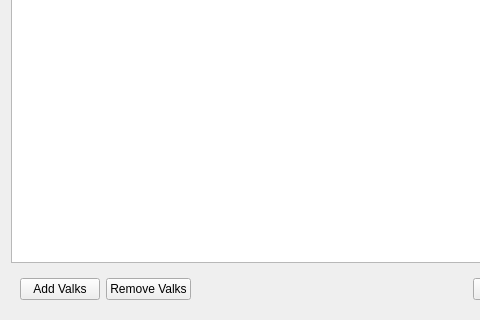
Graveflo/BDO_Enhancement_Tool, file Forms/dlg_Manage_Valks.ui: the form before one commit; both pictures show x 0 to 480 and y 152 to 472 of the 573 by 472 pixel window.
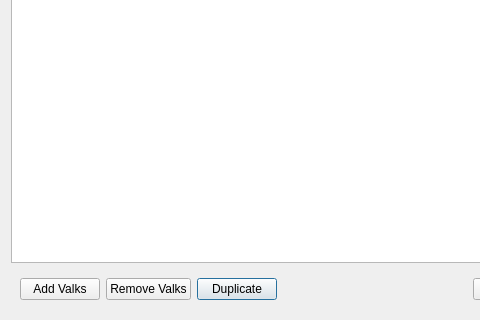
The form after the commit.

```diff
--- a/Forms/dlg_Manage_Valks.ui
+++ b/Forms/dlg_Manage_Valks.ui
@@ -57,6 +57,13 @@
         </property>
        </widget>
       </item>
+      <item>
+       <widget class="QPushButton" name="cmdDuplicate">
+        <property name="text">
+         <string>Duplicate</string>
+        </property>
+       </widget>
+      </item>
       <item>
        <spacer name="horizontalSpacer">
         <property name="orientation">
```
